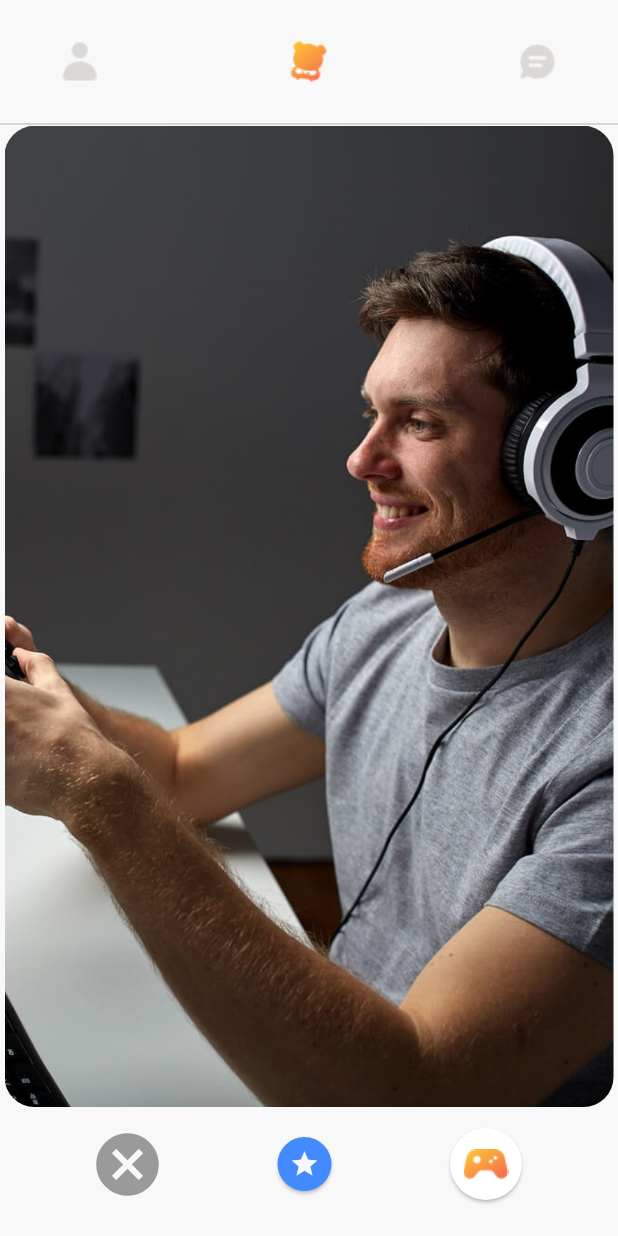
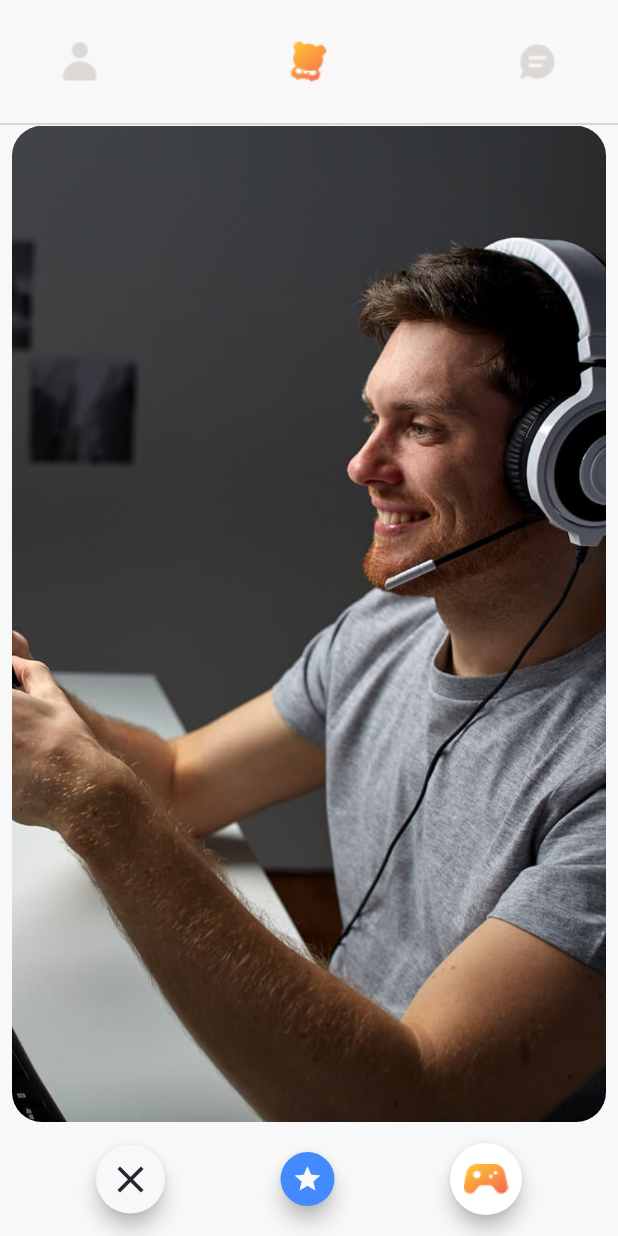
Before and after one commit to vrunds82/gamingpanda, a Flutter app: the cardpage screen opened by its route, on a phone screen of 412 x 824 dp. Run offline on Flutter 3.47's test engine with Material 2 defaults, Android fonts, the phone set to English and light mode, and no system bars; our stand-ins replace material_design_icons_flutter, shared_preferences; missing offline and left inert: flutter_range_slider; accounts and stored records are empty.

Commit message:
1 may
3:36

```diff
--- a/lib/cardswipe.dart
+++ b/lib/cardswipe.dart
@@ -20,7 +20,7 @@ class _cardpageState extends State<cardpage> {
           CustomAppbar(),
           Expanded(
             child: Padding(
-              padding: const EdgeInsets.fromLTRB(3,1,3,0),
+              padding: const EdgeInsets.fromLTRB(8,1,8,0),
               child: ClipRRect(borderRadius: BorderRadius.all(
                 Radius.circular(20)
               ),
@@ -31,12 +31,20 @@ class _cardpageState extends State<cardpage> {
             ),
           ),
           Padding(
-            padding: const EdgeInsets.only(left: 60,right: 60,bottom: 20,top: 10),
+            padding: const EdgeInsets.only(left: 60,right: 60,bottom: 10,top: 10),
             child: Row(
               children: <Widget>[
-                Icon(Icons.cancel,size: 50,color: Global.greypanda,),
+              Card(elevation: 5.3,color:Global.whitepanda,
+              shape: RoundedRectangleBorder(
+                borderRadius: BorderRadius.circular(30.0),
+              ),
+              child: Padding(
+                padding: const EdgeInsets.all(8.0),
+                child: Icon(Icons.close,color: Global.blackpanda,size: 30,),
+              ),
+            ),
                 Spacer(),
-                Card(color: Colors.blueAccent,
+                Card(elevation: 5.3,color: Colors.blueAccent,
                   shape: RoundedRectangleBorder(
                     borderRadius: BorderRadius.circular(30.0),
                   ),
@@ -46,7 +54,7 @@ class _cardpageState extends State<cardpage> {
                   ),
                 ),
                 Spacer(),
-                Card(shape: RoundedRectangleBorder(
+                Card(elevation: 5,shape: RoundedRectangleBorder(
                   borderRadius: BorderRadius.circular(30.0),
                 ),
                   child: Padding(
```
Also changed, not shown: assets/images/cancel.png (added), assets/images/gamebtn.png (added), assets/images/star.png (added).
